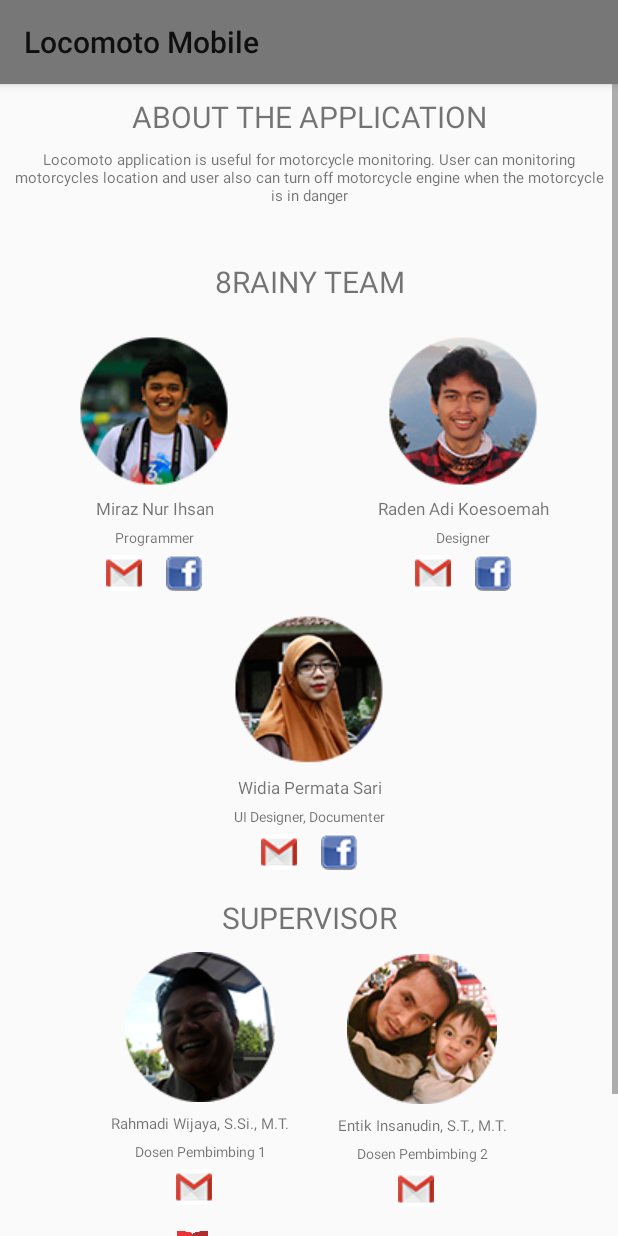
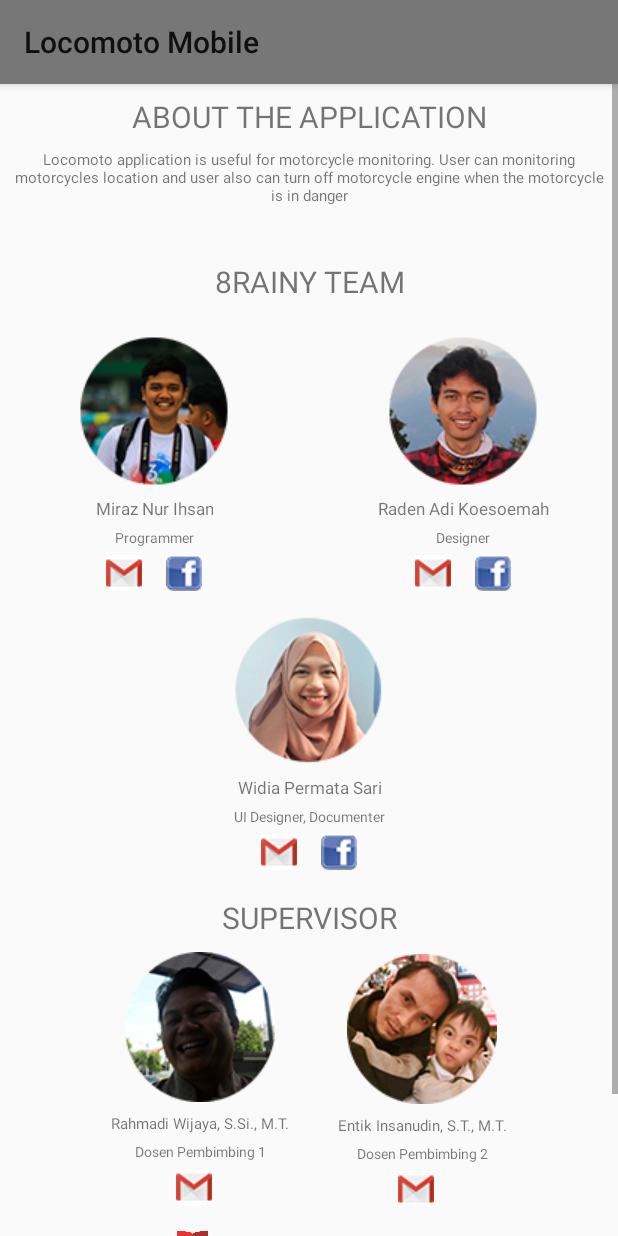
Before and after one commit to Mirazihsan23/ProyekAkhirCoy, an Android app: the AboutActivity screen opened directly, with no data from a screen before it, on a phone screen of 412 x 824 dp. Run offline under Robolectric (Android 15) with nearby library versions, the phone set to English and light mode, and no system bars.

Commit message:
foto sari

```diff
--- a/Proyek_Akhir_Fix/Proto_PA/app/src/main/AndroidManifest.xml
+++ b/Proyek_Akhir_Fix/Proto_PA/app/src/main/AndroidManifest.xml
@@ -47,6 +47,7 @@
                 <category android:name="android.intent.category.LAUNCHER" />
             </intent-filter>
         </activity>
+
         <activity
             android:name=".MainActivity"
             android:label="@string/app_name"
--- a/Proyek_Akhir_Fix/Proto_PA/app/src/main/res/layout/activity_about.xml
+++ b/Proyek_Akhir_Fix/Proto_PA/app/src/main/res/layout/activity_about.xml
@@ -227,7 +227,7 @@
                 android:layout_width="match_parent"
                 android:layout_height="wrap_content"
                 android:layout_gravity="bottom"
-                android:src="@drawable/sarifix"
+                android:src="@drawable/sarifix2"
 
                 android:layout_below="@+id/linearLayout"
                 android:layout_centerHorizontal="true"
```
Also changed, not shown: Proyek_Akhir_Fix/Proto_PA/app/src/main/res/drawable/sarifix2.png (added).
